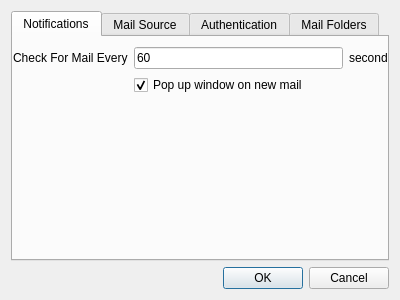
This is prefs.ui in hardaker/qmailcheck as Qt 5 draws it before an edit. The edited form follows.
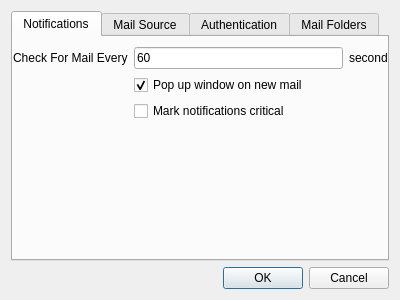
This is the edited form. The open tabs and pages were chosen to show the change.

Commit message: critical message marking support

```diff
--- a/prefs.ui
+++ b/prefs.ui
@@ -71,6 +71,13 @@
           </item>
          </layout>
         </item>
+        <item row="2" column="1">
+         <widget class="QCheckBox" name="criticalNotifications">
+          <property name="text">
+           <string>Mark notifications critical</string>
+          </property>
+         </widget>
+        </item>
        </layout>
       </widget>
      </widget>
```
Left out of the diff: 2 changed lines with no effect on the pictures. The commit also changes 2 other files.
